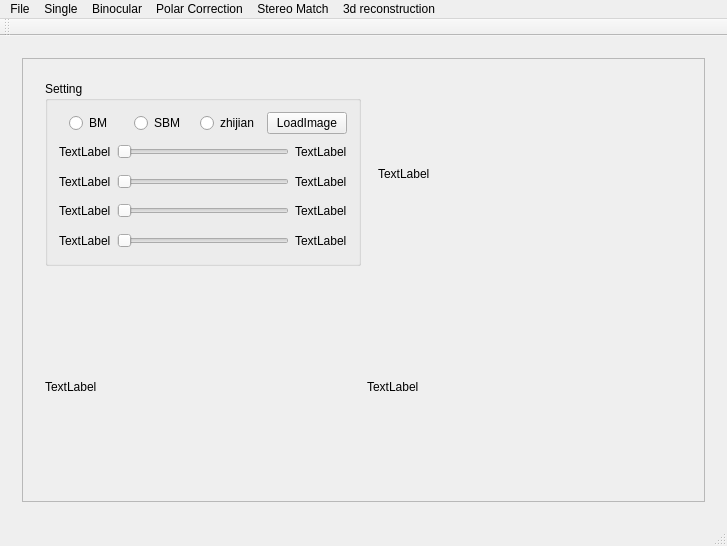
The window that mainwindow.ui (cooljiansir/3dreconstruction) describes before a commit, drawn with Qt 5.
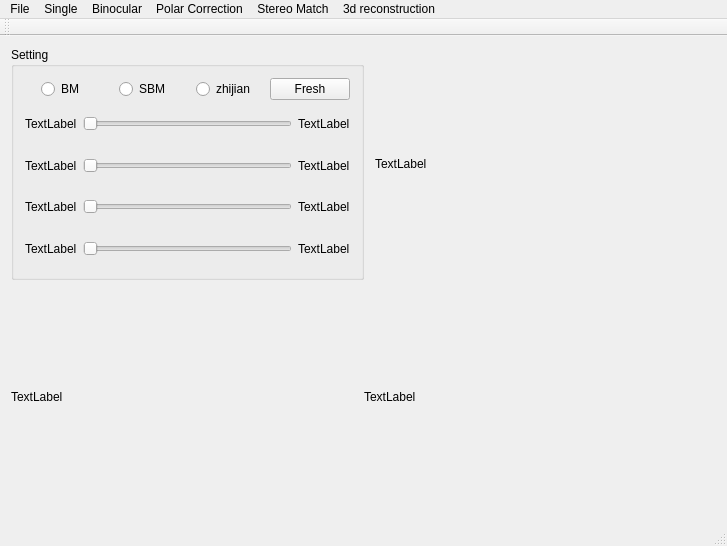
The same window after the commit. The open tabs and pages were chosen to show the change. Custom widgets are drawn as their Qt base class.

Commit message: 界面更改，将3d整合到程序中

The edit to the form file:
```diff
--- a/mainwindow.ui
+++ b/mainwindow.ui
@@ -335,25 +335,40 @@
        </layout>
       </widget>
       <widget class="QWidget" name="stereoMatchPage">
-       <layout class="QVBoxLayout" name="verticalLayout_5">
-        <item>
-         <widget class="QScrollArea" name="scrollArea_4">
-          <property name="widgetResizable">
-           <bool>true</bool>
-          </property>
-          <widget class="QWidget" name="scrollAreaWidgetContents_4">
-           <property name="geometry">
-            <rect>
-             <x>0</x>
-             <y>0</y>
-             <width>689</width>
-             <height>455</height>
-            </rect>
-           </property>
-           <layout class="QVBoxLayout" name="verticalLayout_8" stretch="1,1">
+       <layout class="QVBoxLayout" name="verticalLayout_5" stretch="1,1">
+        <property name="spacing">
+         <number>0</number>
+        </property>
+        <property name="leftMargin">
+         <number>0</number>
+        </property>
+        <property name="topMargin">
+         <number>0</number>
+        </property>
+        <property name="rightMargin">
+         <number>0</number>
+        </property>
+        <property name="bottomMargin">
+         <number>0</number>
+        </property>
             <item>
              <widget class="QWidget" name="widget_5" native="true">
               <layout class="QHBoxLayout" name="horizontalLayout_24" stretch="1,1">
+           <property name="spacing">
+            <number>0</number>
+           </property>
+           <property name="leftMargin">
+            <number>0</number>
+           </property>
+           <property name="topMargin">
+            <number>0</number>
+           </property>
+           <property name="rightMargin">
+            <number>0</number>
+           </property>
+           <property name="bottomMargin">
+            <number>0</number>
+           </property>
                <item>
                 <widget class="QGroupBox" name="groupBox_10">
                  <property name="title">
@@ -386,7 +401,7 @@
                     <item>
                      <widget class="QPushButton" name="stereoMatchLoadBut">
                       <property name="text">
-                       <string>LoadImage</string>
+                   <string>Fresh</string>
                       </property>
                      </widget>
                     </item>
@@ -518,6 +533,21 @@
             <item>
              <widget class="QWidget" name="widget_3" native="true">
               <layout class="QHBoxLayout" name="horizontalLayout_21" stretch="1,1">
+           <property name="spacing">
+            <number>0</number>
+           </property>
+           <property name="leftMargin">
+            <number>0</number>
+           </property>
+           <property name="topMargin">
+            <number>0</number>
+           </property>
+           <property name="rightMargin">
+            <number>0</number>
+           </property>
+           <property name="bottomMargin">
+            <number>0</number>
+           </property>
                <item>
                 <widget class="QLabel" name="stereoMatchLeftLabel">
                  <property name="text">
@@ -537,10 +567,6 @@
             </item>
            </layout>
           </widget>
-         </widget>
-        </item>
-       </layout>
-      </widget>
       <widget class="QWidget" name="reproject3d">
        <layout class="QHBoxLayout" name="horizontalLayout_26">
         <item>
@@ -674,6 +700,14 @@
   </action>
  </widget>
  <layoutdefault spacing="6" margin="11"/>
+ <customwidgets>
+  <customwidget>
+   <class>GLWidget</class>
+   <extends>QWidget</extends>
+   <header>glwidget.h</header>
+   <container>1</container>
+  </customwidget>
+ </customwidgets>
  <resources/>
  <connections/>
 </ui>
```
Left out of the diff: 69 changed lines with no effect on the pictures. Lines whose indentation alone changed are shown as unchanged. The commit also changes 5 other files.
